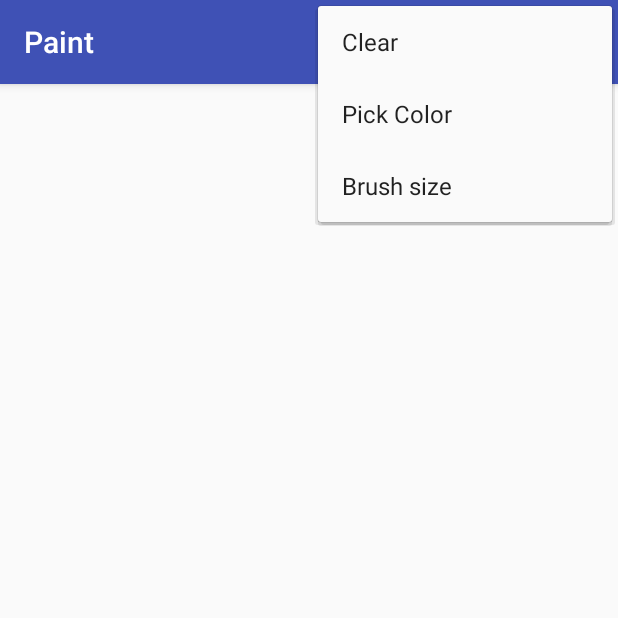
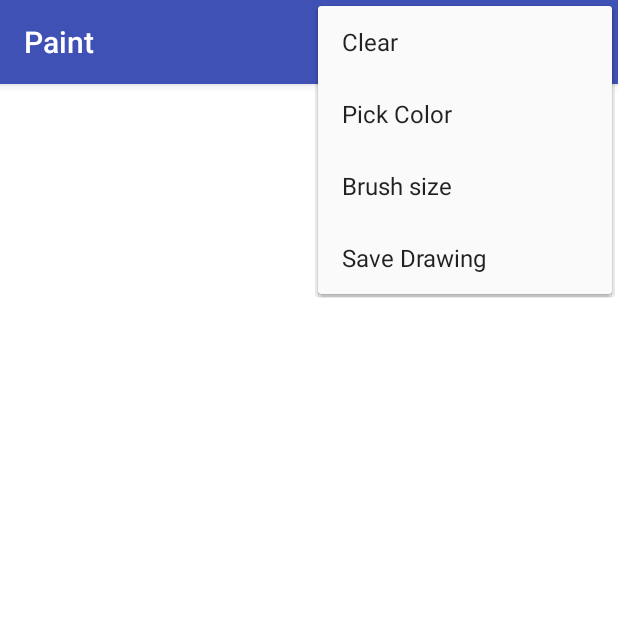
Before and after one commit to borleone/Paint-App, an Android app: the screen it shows after launch (MainActivity), with the options menu open, on a phone screen of 412 x 824 dp, the top half of it. Run offline under Robolectric (Android 15) with nearby library versions, the phone set to English and light mode, and no system bars; libraries missing offline, so code that uses them is left out: com.flask.colorpicker.

Commit message:
save image added

```diff
--- a/app/src/main/AndroidManifest.xml
+++ b/app/src/main/AndroidManifest.xml
@@ -20,4 +20,7 @@
         </activity>
     </application>
 
+    <uses-permission android:name="android.permission.WRITE_EXTERNAL_STORAGE" />
+
+
 </manifest>
--- a/app/src/main/res/menu/menu_main.xml
+++ b/app/src/main/res/menu/menu_main.xml
@@ -17,4 +17,9 @@
         android:orderInCategory="100"
         android:title="@string/action_size"
         app:showAsAction="never" />
+    <item
+        android:id="@+id/action_save"
+        android:orderInCategory="100"
+        android:title="@string/action_save"
+        app:showAsAction="never" />
 </menu>
--- a/app/src/main/res/values/strings.xml
+++ b/app/src/main/res/values/strings.xml
@@ -4,4 +4,5 @@
     <string name="action_clear">Clear</string>
     <string name="action_color">Pick Color</string>
     <string name="action_size">Brush size</string>
+    <string name="action_save">Save Drawing</string>
 </resources>
```
Also changed, not shown: app/src/main/java/com/borleone/paint/MainActivity.java (+16 -0 lines), app/src/main/java/com/borleone/paint/PaintActivity.java (+64 -4 lines).
